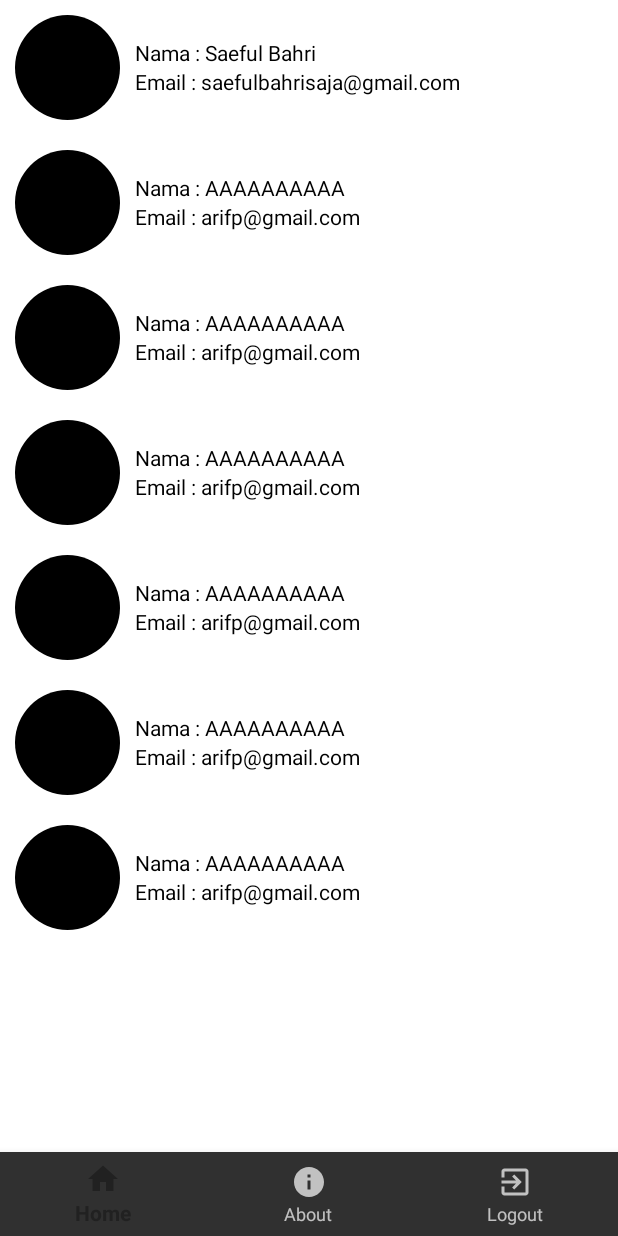
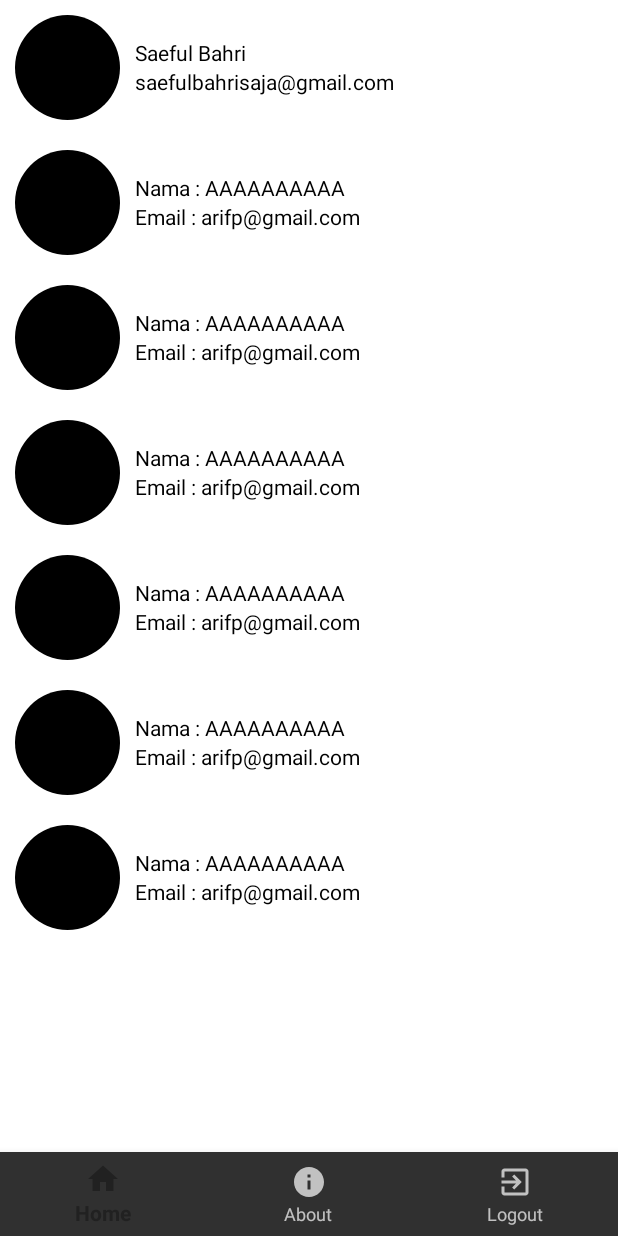
Before and after one commit to arifpurnama/simaling, an Android app: the fragment AboutFragment placed in its activity, on a phone screen of 412 x 824 dp. Run offline under Robolectric (Android 15) with nearby library versions, the phone set to English and light mode, and no system bars; our stand-ins replace CircleImageView; pictures from the network do not load.

Commit message:
Tambah About

```diff
--- a/app/src/main/res/layout/fragment_about.xml
+++ b/app/src/main/res/layout/fragment_about.xml
@@ -42,13 +42,13 @@
                         <TextView
                             android:layout_width="match_parent"
                             android:layout_height="wrap_content"
-                            android:text="Nama : Saeful Bahri"
+                            android:text="Saeful Bahri"
                             android:textColor="@color/colorBlack"/>
 
                         <TextView
                             android:layout_width="match_parent"
                             android:layout_height="wrap_content"
-                            android:text="Email : saefulbahrisaja@gmail.com"
+                            android:text="saefulbahrisaja@gmail.com"
                             android:textColor="@color/colorBlack"/>
 
                     </LinearLayout>
```
